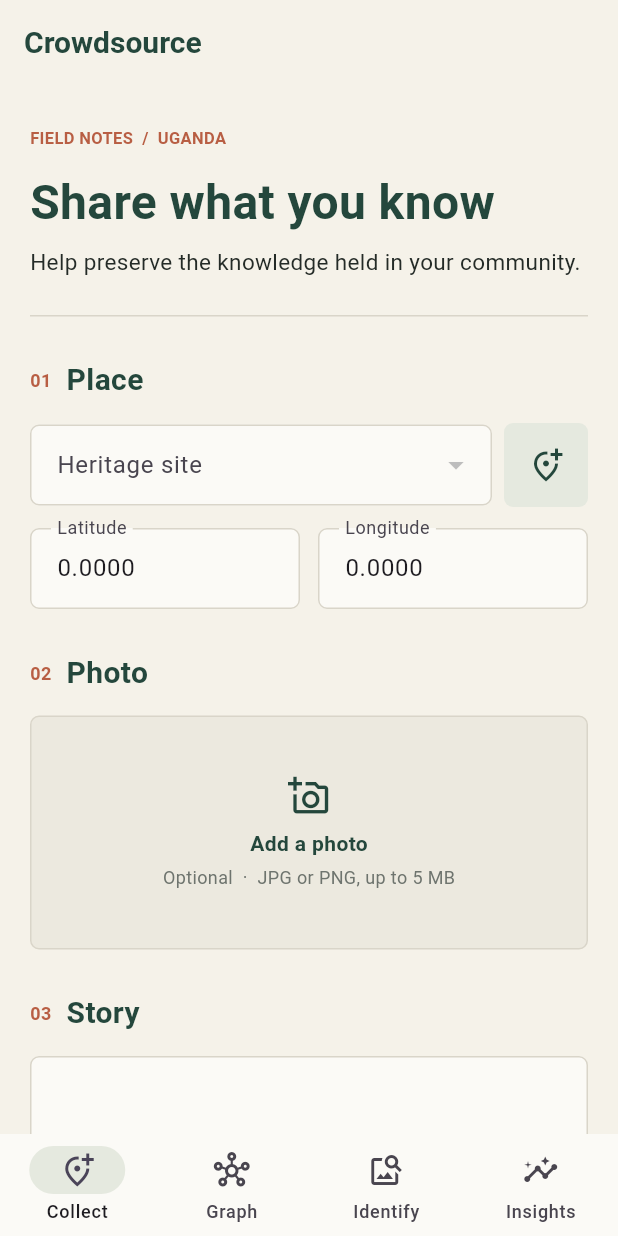
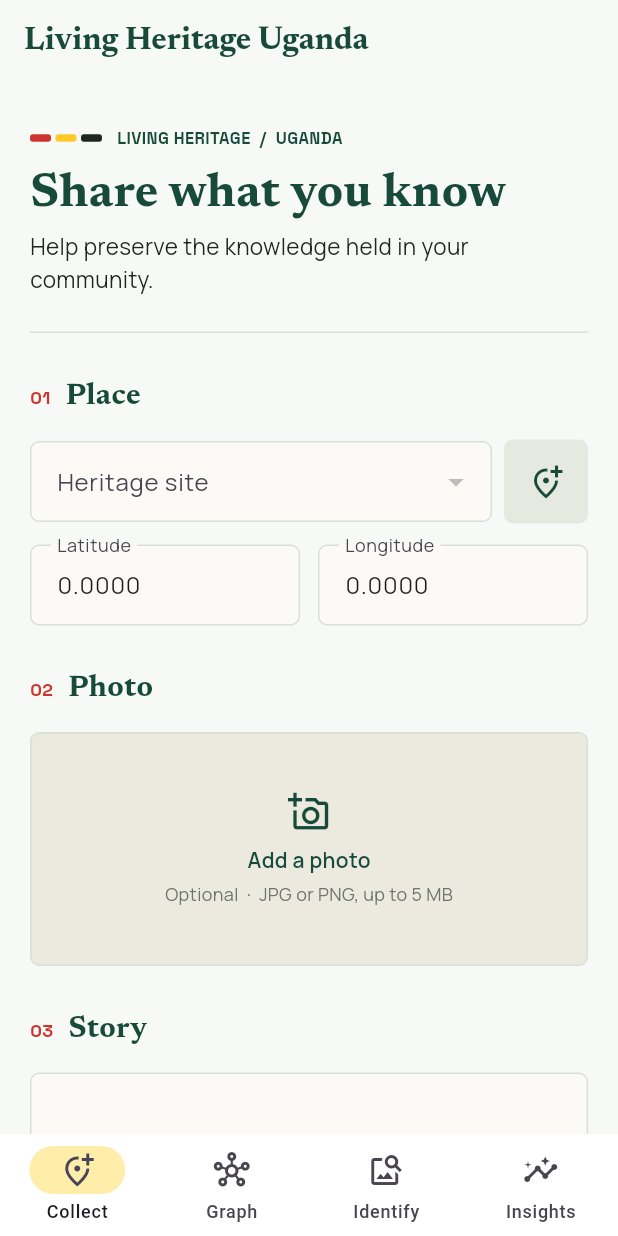
Before and after one commit to isaiahshembe/root, a Flutter app: the screen it shows after launch, on a phone screen of 412 x 824 dp. Run offline on Flutter 3.47's test engine with Material 3 defaults, Android fonts, the phone set to English and light mode, and no system bars; our stand-ins replace google_fonts, image_picker, supabase_flutter; accounts and stored records are empty; Roboto replaces fonts that are missing (Georgia).

Commit message:
add app name and modify UI

```diff
--- a/website/lib/main.dart
+++ b/website/lib/main.dart
@@ -105,7 +105,7 @@ class _InitializationAppState extends State<InitializationApp> {
     }
 
     return MaterialApp(
-      title: 'Uganda Heritage Data Warehouse',
+      title: 'Living Heritage Uganda',
       theme: ThemeData(
         // Your original theme restored exactly as you had it
         scaffoldBackgroundColor: Colors.green.withValues(alpha: 0.3),
--- a/website/lib/pages/crowdsource.dart
+++ b/website/lib/pages/crowdsource.dart
@@ -2,6 +2,7 @@ import 'dart:async';
 import 'dart:typed_data';
 import 'package:flutter/foundation.dart' show kIsWeb;
 import 'package:flutter/material.dart';
+import 'package:google_fonts/google_fonts.dart';
 import 'package:image_picker/image_picker.dart';
 import 'package:supabase_flutter/supabase_flutter.dart';
 import 'package:uuid/uuid.dart';
@@ -162,11 +163,12 @@ class Crowdsource extends StatefulWidget {
 }
 
 class _CrowdsourceState extends State<Crowdsource> {
-  static const _paper = Color(0xFFF5F2E9);
-  static const _forest = Color(0xFF24473C);
-  static const _clay = Color(0xFFB85E43);
-  static const _ink = Color(0xFF242B27);
-  static const _rule = Color(0xFFD9D5C9);
+  static const _paper = Color(0xFFF7F9F6);
+  static const _forest = Color(0xFF174A3B);
+  static const _clay = Color(0xFFCE342E);
+  static const _ink = Color(0xFF202622);
+  static const _rule = Color(0xFFD8DFD9);
+  static const _sun = Color(0xFFFFC928);
 
   final SupabaseService _supabase = SupabaseService();
   final _latitudeCtrl = TextEditingController();
@@ -434,7 +436,13 @@ class _CrowdsourceState extends State<Crowdsource> {
 
   @override
   Widget build(BuildContext context) {
-    return Scaffold(
+    return Theme(
+      data: Theme.of(context).copyWith(
+        textTheme: Theme.of(context).textTheme.apply(
+          fontFamily: GoogleFonts.manrope().fontFamily,
+        ),
+      ),
+      child: Scaffold(
         backgroundColor: _paper,
         body: LayoutBuilder(
           builder: (context, constraints) {
@@ -454,6 +462,7 @@ class _CrowdsourceState extends State<Crowdsource> {
             );
           },
         ),
+      ),
     );
   }
 
@@ -461,22 +470,32 @@ class _CrowdsourceState extends State<Crowdsource> {
     return Column(
       crossAxisAlignment: CrossAxisAlignment.start,
       children: [
+        Row(
+          children: [
+            _flagMark(_clay),
+            const SizedBox(width: 3),
+            _flagMark(_sun),
+            const SizedBox(width: 3),
+            _flagMark(_ink),
+            const SizedBox(width: 10),
             Text(
-          'FIELD NOTES  /  UGANDA',
-          style: TextStyle(
-            color: _clay,
+              'LIVING HERITAGE  /  UGANDA',
+              style: GoogleFonts.spaceGrotesk(
+                color: _forest,
                 fontSize: 11,
                 fontWeight: FontWeight.w700,
               ),
             ),
+          ],
+        ),
         const SizedBox(height: 12),
         Text(
           'Share what you know',
-          style: TextStyle(
+          style: GoogleFonts.newsreader(
             color: _forest,
-            fontFamily: 'Georgia',
             fontSize: 32,
             fontWeight: FontWeight.w700,
+            height: 1.1,
           ),
         ),
         const SizedBox(height: 6),
@@ -725,11 +744,20 @@ class _CrowdsourceState extends State<Crowdsource> {
         ),
       );
 
+  Widget _flagMark(Color color) => Container(
+    width: 14,
+    height: 5,
+    decoration: BoxDecoration(
+      color: color,
+      borderRadius: BorderRadius.circular(2),
+    ),
+  );
+
   Widget _sectionTitle(String number, String title) => Row(
     children: [
       Text(
         number,
-        style: const TextStyle(
+        style: GoogleFonts.spaceGrotesk(
           color: _clay,
           fontSize: 12,
           fontWeight: FontWeight.w700,
@@ -738,9 +766,8 @@ class _CrowdsourceState extends State<Crowdsource> {
       const SizedBox(width: 10),
       Text(
         title,
-        style: const TextStyle(
+        style: GoogleFonts.newsreader(
           color: _forest,
-          fontFamily: 'Georgia',
           fontSize: 20,
           fontWeight: FontWeight.w700,
         ),
--- a/website/lib/pages/main_page.dart
+++ b/website/lib/pages/main_page.dart
@@ -1,4 +1,5 @@
 import 'package:flutter/material.dart';
+import 'package:google_fonts/google_fonts.dart';
 import 'package:website/pages/bidashboard.dart';
 import 'package:website/pages/crowdsource.dart';
 import 'package:website/pages/knowledgegraph.dart';
@@ -12,6 +13,12 @@ class MainPage extends StatefulWidget {
 }
 
 class _MainPageState extends State<MainPage> {
+  static const _canvas = Color(0xFFF7F9F6);
+  static const _forest = Color(0xFF174A3B);
+  static const _red = Color(0xFFCE342E);
+  static const _sun = Color(0xFFFFC928);
+  static const _ink = Color(0xFF202622);
+
   int _selectedIndex = 0;
 
   // Use late initialization or getter methods instead of creating instances directly
@@ -65,18 +72,19 @@ class _MainPageState extends State<MainPage> {
         builder: (context, constraints) {
           final isMobile = constraints.maxWidth < 800;
           return Scaffold(
-            backgroundColor: const Color(0xFFF5F2E9),
+            backgroundColor: _canvas,
             appBar: isMobile
                 ? AppBar(
                     toolbarHeight: 56,
-                    backgroundColor: const Color(0xFFF5F2E9),
-                    foregroundColor: const Color(0xFF24473C),
+                    backgroundColor: _canvas,
+                    foregroundColor: _forest,
                     elevation: 0,
                     title: Text(
-                      _navItems[_selectedIndex].title,
-                      style: const TextStyle(
-                        fontFamily: 'Georgia',
-                        fontSize: 20,
+                      _selectedIndex == 0
+                          ? 'Living Heritage Uganda'
+                          : _navItems[_selectedIndex].title,
+                      style: GoogleFonts.newsreader(
+                        fontSize: 21,
                         fontWeight: FontWeight.w700,
                       ),
                     ),
@@ -92,10 +100,10 @@ class _MainPageState extends State<MainPage> {
                         vertical: 16,
                       ),
                       decoration: BoxDecoration(
-                        color: const Color(0xFFF5F2E9),
+                        color: _canvas,
                         border: Border(
                           bottom: BorderSide(
-                            color: Colors.green.shade100,
+                            color: const Color(0xFFD8DFD9),
                             width: 1,
                           ),
                         ),
@@ -131,8 +139,8 @@ class _MainPageState extends State<MainPage> {
             bottomNavigationBar: isMobile
                 ? NavigationBar(
                     height: 68,
-                    backgroundColor: const Color(0xFFFBFAF6),
-                    indicatorColor: const Color(0xFFE5E9DF),
+                    backgroundColor: Colors.white,
+                    indicatorColor: const Color(0xFFFFEDAA),
                     selectedIndex: _selectedIndex,
                     onDestinationSelected: (index) {
                       setState(() => _selectedIndex = index);
@@ -158,22 +166,20 @@ class _MainPageState extends State<MainPage> {
       crossAxisAlignment: CrossAxisAlignment.start,
       children: [
         Text(
-          'Uganda Heritage Data Warehouse',
-          style: TextStyle(
-            fontSize: 18,
-            fontWeight: FontWeight.bold,
-            color: Colors.green.shade800,
-            letterSpacing: -0.3,
+          'Living Heritage Uganda',
+          style: GoogleFonts.newsreader(
+            fontSize: 22,
+            fontWeight: FontWeight.w700,
+            color: _forest,
           ),
         ),
         const SizedBox(height: 4),
         Text(
-          'Semantic-Aware Multimodal Knowledge Graph',
-          style: TextStyle(
-            fontSize: 12,
-            color: Colors.green.shade600,
-            fontWeight: FontWeight.w500,
-            letterSpacing: 0.2,
+          'CULTURAL FUTURES  /  TOURISM HUB',
+          style: GoogleFonts.spaceGrotesk(
+            fontSize: 10,
+            color: _ink,
+            fontWeight: FontWeight.w600,
           ),
         ),
       ],
@@ -211,16 +217,12 @@ class _MainPageState extends State<MainPage> {
       },
       style: TextButton.styleFrom(
         padding: const EdgeInsets.symmetric(horizontal: 16, vertical: 10),
-        backgroundColor: isSelected
-            ? Colors.green.shade100
-            : Colors.transparent,
-        foregroundColor: isSelected
-            ? Colors.green.shade800
-            : Colors.green.shade700,
+        backgroundColor: isSelected ? _red : Colors.transparent,
+        foregroundColor: isSelected ? Colors.white : _forest,
         shape: RoundedRectangleBorder(
-          borderRadius: BorderRadius.circular(30),
+          borderRadius: BorderRadius.circular(6),
           side: BorderSide(
-            color: isSelected ? Colors.green.shade300 : Colors.transparent,
+            color: isSelected ? _red : Colors.transparent,
             width: 1,
           ),
         ),
@@ -228,10 +230,10 @@ class _MainPageState extends State<MainPage> {
       ),
       child: Text(
         item.title,
-        style: TextStyle(
+        style: GoogleFonts.manrope(
           fontSize: 14,
           fontWeight: isSelected ? FontWeight.w600 : FontWeight.w500,
-          color: isSelected ? Colors.green.shade800 : Colors.green.shade700,
+          color: isSelected ? Colors.white : _forest,
         ),
       ),
     );
--- a/website/pubspec.yaml
+++ b/website/pubspec.yaml
@@ -12,6 +12,7 @@ dependencies:
     sdk: flutter
   supabase_flutter:
   image_picker:
+  google_fonts:
   file_picker:
   path:
   uuid:
```
Also changed, not shown: website/pubspec.lock, 2 other files. Lines whose indentation alone changed are shown as unchanged.
